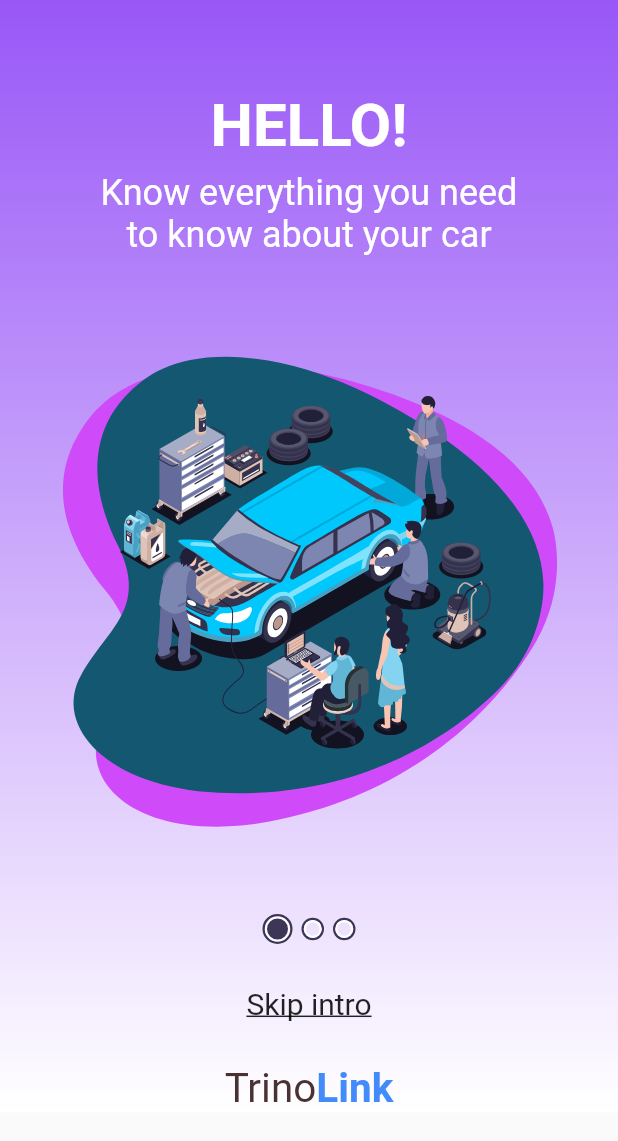
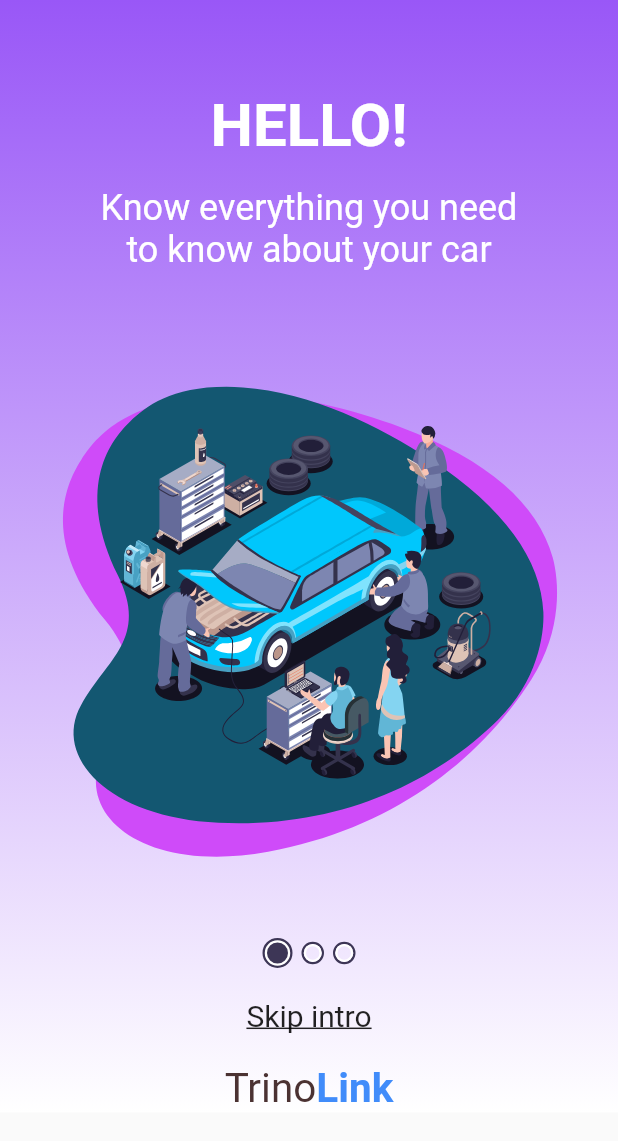
Before and after one commit to stevedmartis/flutter-app-automotriz, a Flutter app: the screen it shows after launch, on a phone screen of 412 x 824 dp. Shown: the top 1141 px of the screen. Run offline on Flutter 3.47's test engine with Material 2 defaults, Android fonts, the phone set to English and light mode, and no system bars; our stand-ins replace firebase_messaging, font_awesome_flutter, material_design_icons_flutter, websafe_svg; accounts and stored records are empty; Roboto replaces fonts that are missing (GTWalsheimPro); project files that could hold a hidden picture were left out.

Commit message:
text sliders

```diff
--- a/lib/_internal/controls/slider_selector.dart
+++ b/lib/_internal/controls/slider_selector.dart
@@ -23,12 +23,12 @@ class _OnBoardingSelectorState extends State<OnBoardingSelector> {
               ),
               OnboardingMessages(
                 title: "HELLO!",
-                message: "Now everything you need\nto know about your car",
+                message: "Get assistance when ever you need, where ever you need",
                 image: "assets/images/img-intro-2.svg",
               ),
               OnboardingMessages(
                 title: "HELLO!",
-                message: "Know everything you need to know about your car",
+                message: "Take control of your car, make it a SmartCar",
                 image: "assets/images/img-intro-3.svg",
               ),
    ];
@@ -41,7 +41,7 @@ class _OnBoardingSelectorState extends State<OnBoardingSelector> {
       children: [
         Container(
           padding: EdgeInsets.all(10.0),
-          height: 600,
+          height: 620,
           alignment: Alignment.topCenter,
           child: PageView(
             physics: ClampingScrollPhysics(),
```
